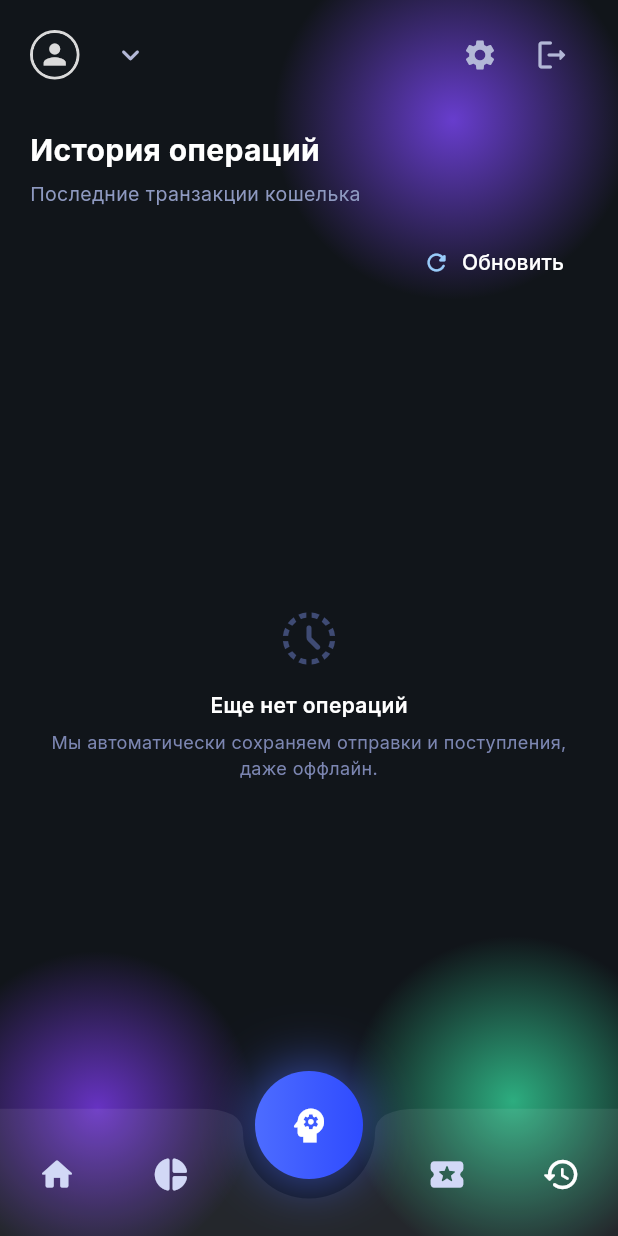
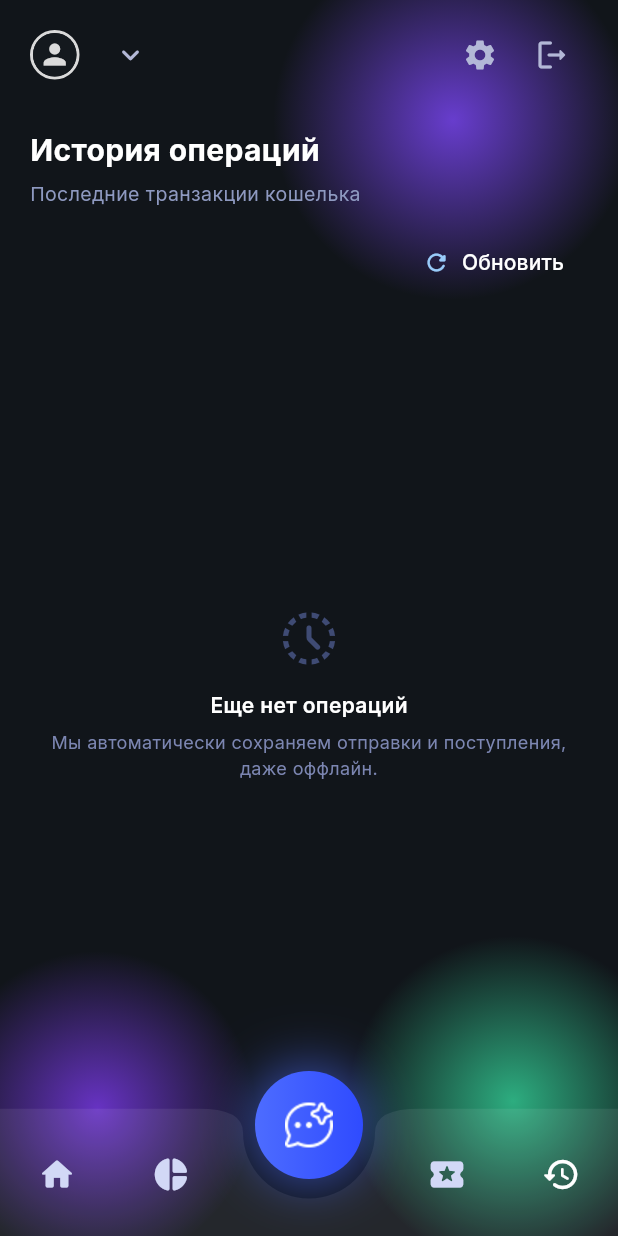
Before and after one commit to DaniilTR/atx_wallet, a Flutter app: the HistoryPage screen opened by its route, on a phone screen of 412 x 824 dp. Run offline on Flutter 3.47's test engine with Material 3 defaults, Android fonts, the phone set to English and light mode, and no system bars; our stand-ins replace flutter_secure_storage, google_fonts, hex, qr_flutter, shared_preferences; missing offline and left inert: bip32, bip39, cryptography, dartsv, mobile_scanner, web3dart; accounts and stored records are empty.

Commit message:
заменил иконку

```diff
--- a/lib/features/home/widgets/bottom_nav.dart
+++ b/lib/features/home/widgets/bottom_nav.dart
@@ -102,9 +102,8 @@ class BottomNav extends StatelessWidget {
                     ),
                   ],
                 ),
-                child: const Icon(
-                  Icons.psychology,
-                  color: Colors.white,
+                child: const _CenterActionIcon(
+                  assetPath: 'assets/images/chat-ai.png',
                   size: 30,
                 ),
               ),
@@ -112,6 +111,25 @@ class BottomNav extends StatelessWidget {
           ),
         ],
       ),
+    );
+  }
+}
+
+class _CenterActionIcon extends StatelessWidget {
+  const _CenterActionIcon({required this.assetPath, required this.size});
+
+  final String assetPath;
+  final double size;
+
+  @override
+  Widget build(BuildContext context) {
+    return Image.asset(
+      assetPath,
+      width: size,
+      height: size,
+      color: Colors.white,
+      colorBlendMode: BlendMode.srcIn,
+      filterQuality: FilterQuality.high,
     );
   }
 }
```
Also changed, not shown: assets/images/chat-ai.png (added), 1 other file.
